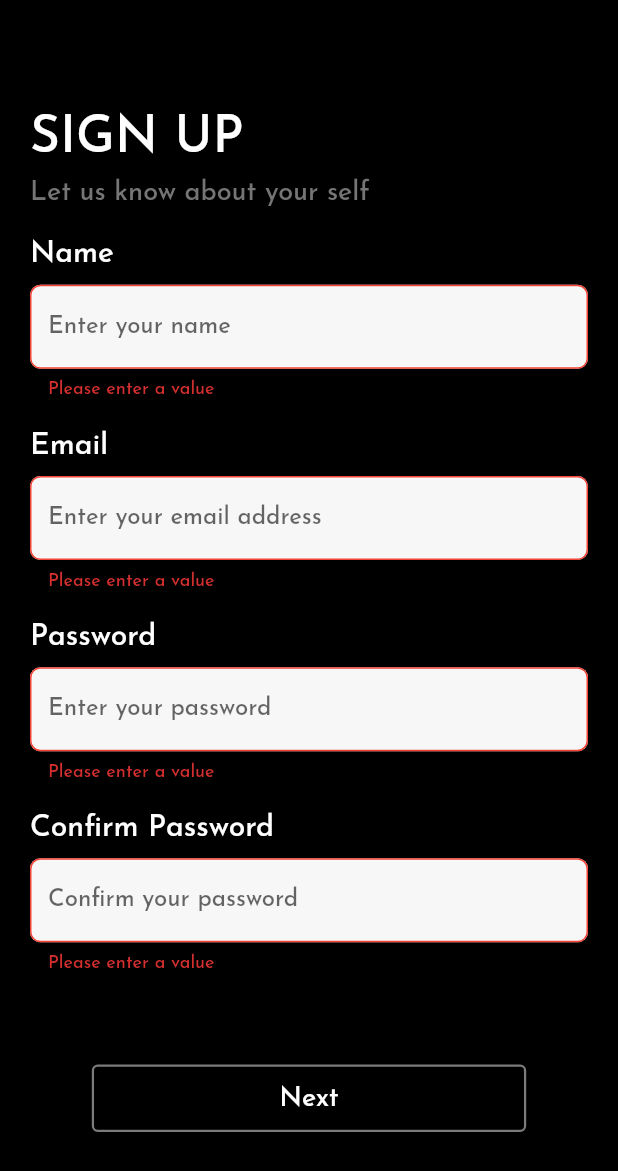
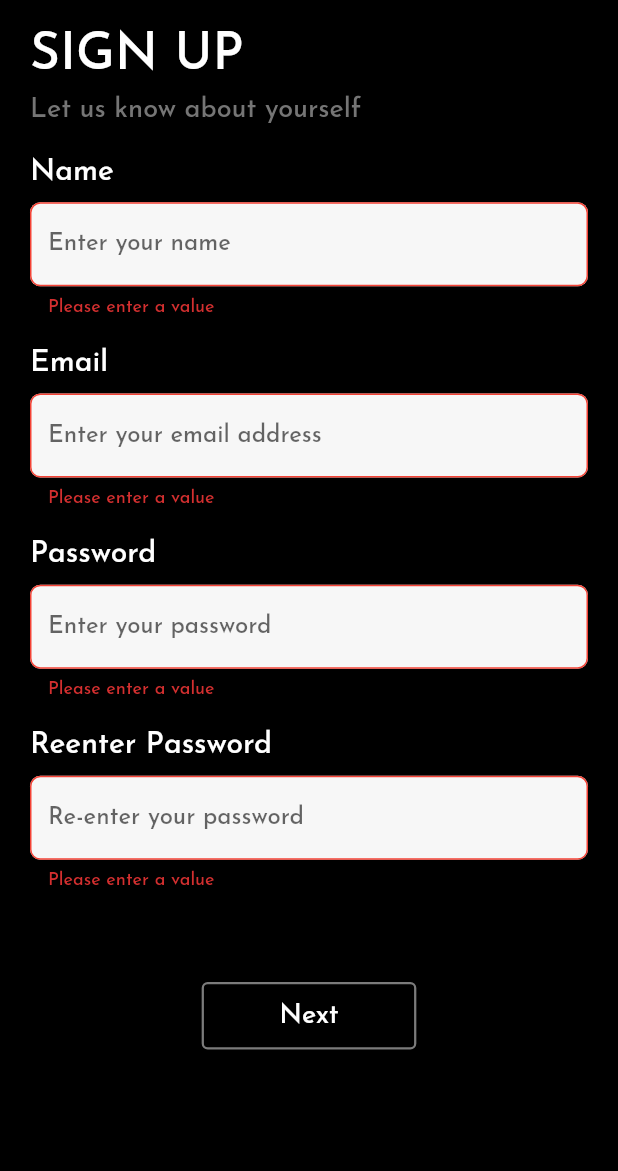
Before and after one commit to Lalopatel2311/contact_book, a Flutter app: the screen it shows after launch, after a tap on "Next", on a phone screen of 412 x 824 dp. Shown: the top 1171 px of the screen. Run offline on Flutter 3.47's test engine with Material 2 defaults, Android fonts, the phone set to English and light mode, and no system bars; our stand-ins replace cloud_firestore, firebase_auth, firebase_core, flutter_screenutil, fluttertoast, get and 1 more; accounts and stored records are empty.

Commit message:
try to push

```diff
--- a/lib/View/Auth/register.dart
+++ b/lib/View/Auth/register.dart
@@ -3,10 +3,11 @@ import 'package:cloud_firestore/cloud_firestore.dart';
 import 'package:firebase_auth/firebase_auth.dart';
 import 'package:flutter/material.dart';
 import 'package:flutter_screenutil/flutter_screenutil.dart';
-import 'package:fluttertoast/fluttertoast.dart';
+import 'package:get/get.dart';
 import 'package:raj_contact_book/Constants/color.dart';
 import 'package:raj_contact_book/Constants/text_style.dart';
 import 'package:raj_contact_book/Controller/variable.dart';
+import 'package:raj_contact_book/View/Auth/log_in.dart';
 import 'package:raj_contact_book/View/Widget/showToast.dart';
 import 'package:raj_contact_book/View/Widget/text_form_field.dart';
 
@@ -22,15 +23,15 @@ class _RegisterScreenState extends State<RegisterScreen> {
 
   DocumentReference user = FirebaseFirestore.instance.collection('User').doc();
   FirebaseAuth auth = FirebaseAuth.instance;
+  bool isLoading = false;
+
   @override
   Widget build(BuildContext context) {
-    final height = MediaQuery.of(context).size.height;
-    final width = MediaQuery.of(context).size.width;
     return Scaffold(
       backgroundColor: PickColor.kBlack,
       body: SingleChildScrollView(
         child: Padding(
-          padding: const EdgeInsets.only(left: 20, right: 20, top: 75),
+          padding: const EdgeInsets.symmetric(horizontal: 20, vertical: 20),
           child: Form(
             key: formKey,
             child: Column(
@@ -43,11 +44,11 @@ class _RegisterScreenState extends State<RegisterScreen> {
                     style: FontTextStyle.kWhite30W500,
                   ),
                 ),
-                SizedBox(
+                const SizedBox(
                   height: 10,
                 ),
                 Text(
-                  "Let us know about your self",
+                  "Let us know about yourself",
                   style: TextStyle(
                     color: Colors.grey.shade600,
                     fontSize: 18,
@@ -57,10 +58,11 @@ class _RegisterScreenState extends State<RegisterScreen> {
                   height: 20.sp,
                 ),
                 CommonTextFormField(
-                    keyboardType: TextInputType.emailAddress,
+                  keyboardType: TextInputType.name,
                   hintText: "Enter your name",
                   controller: RegisterVariable.nameController,
-                    title: "Name"),
+                  title: "Name",
+                ),
                 SizedBox(
                   height: 10.sp,
                 ),
@@ -68,7 +70,8 @@ class _RegisterScreenState extends State<RegisterScreen> {
                   keyboardType: TextInputType.emailAddress,
                   hintText: "Enter your email address",
                   controller: RegisterVariable.emailController,
-                    title: "Email"),
+                  title: "Email",
+                ),
                 SizedBox(
                   height: 10.sp,
                 ),
@@ -76,27 +79,35 @@ class _RegisterScreenState extends State<RegisterScreen> {
                   keyboardType: TextInputType.number,
                   hintText: "Enter your password",
                   controller: RegisterVariable.passwordController,
-                    title: "Password"),
+                  title: "Password",
+                ),
                 SizedBox(
                   height: 10.sp,
                 ),
                 CommonTextFormField(
                   keyboardType: TextInputType.number,
-                    hintText: "Confirm your password",
+                  hintText: "Re-enter your password",
                   controller: RegisterVariable.repeatPasswordController,
-                    title: "Confirm Password"),
+                  title: "Reenter Password",
+                ),
                 const SizedBox(
                   height: 20,
                 ),
                 const SizedBox(
                   height: 30,
                 ),
-                Padding(
+                Visibility(
+                  visible: !isLoading,
+                  child: Padding(
                     padding: EdgeInsets.symmetric(
-                    horizontal: width * 0.1,
+                      horizontal: 100.w,
                     ),
                     child: OutlinedButton(
                       onPressed: () async {
+                        setState(() {
+                          isLoading =
+                              true; // Show the loading indicator when the button is pressed.
+                        });
                         if (formKey.currentState!.validate()) {
                           if (RegisterVariable.passwordController.text ==
                               RegisterVariable.repeatPasswordController.text) {
@@ -108,6 +119,7 @@ class _RegisterScreenState extends State<RegisterScreen> {
                                     RegisterVariable.passwordController.text,
                               );
 
+                              // Save data to Firebase
                               user
                                   .collection('${userCredential.user!.email}')
                                   .add({
@@ -118,14 +130,29 @@ class _RegisterScreenState extends State<RegisterScreen> {
                                 "re password":
                                     RegisterVariable.passwordController.text,
                               });
+
+                              Get.offAll(const LogInScreen());
                             } on FirebaseAuthException catch (error) {
                               log('ERROR---------->>>>>>>>>>${error.code}');
-
                               showToast("${error.message}");
+                            } finally {
+                              setState(() {
+                                isLoading =
+                                    false; // Hide the loading indicator when the task is done.
+                              });
                             }
                           } else {
-                          showToast("password doesn't match");
+                            showToast("Password doesn't match");
+                            setState(() {
+                              isLoading =
+                                  false; // Hide the loading indicator when the task is done.
+                            });
                           }
+                        } else {
+                          setState(() {
+                            isLoading =
+                                false; // Hide the loading indicator when the task is done.
+                          });
                         }
                       },
                       style: OutlinedButton.styleFrom(
@@ -144,6 +171,16 @@ class _RegisterScreenState extends State<RegisterScreen> {
                       ),
                     ),
                   ),
+                ),
+                Visibility(
+                  visible: isLoading,
+                  child: Padding(
+                    padding: const EdgeInsets.symmetric(vertical: 10),
+                    child: Center(
+                      child: CircularProgressIndicator(),
+                    ),
+                  ),
+                ),
               ],
             ),
           ),
--- a/lib/main.dart
+++ b/lib/main.dart
@@ -2,10 +2,7 @@ import 'package:firebase_core/firebase_core.dart';
 import 'package:flutter/material.dart';
 import 'package:flutter_screenutil/flutter_screenutil.dart';
 import 'package:get/get.dart';
-import 'package:google_fonts/google_fonts.dart';
-import 'package:raj_contact_book/View/Auth/log_in.dart';
 import 'package:raj_contact_book/View/Auth/register.dart';
-import 'package:raj_contact_book/View/Auth/splash.dart';
 
 void main() async {
   WidgetsFlutterBinding.ensureInitialized();
@@ -15,6 +12,8 @@ void main() async {
 
 class MyApp extends StatelessWidget {
   const MyApp({super.key});
+
+  /// i viraj
 
   @override
   Widget build(BuildContext context) {
```
Lines whose indentation alone changed are shown as unchanged.
